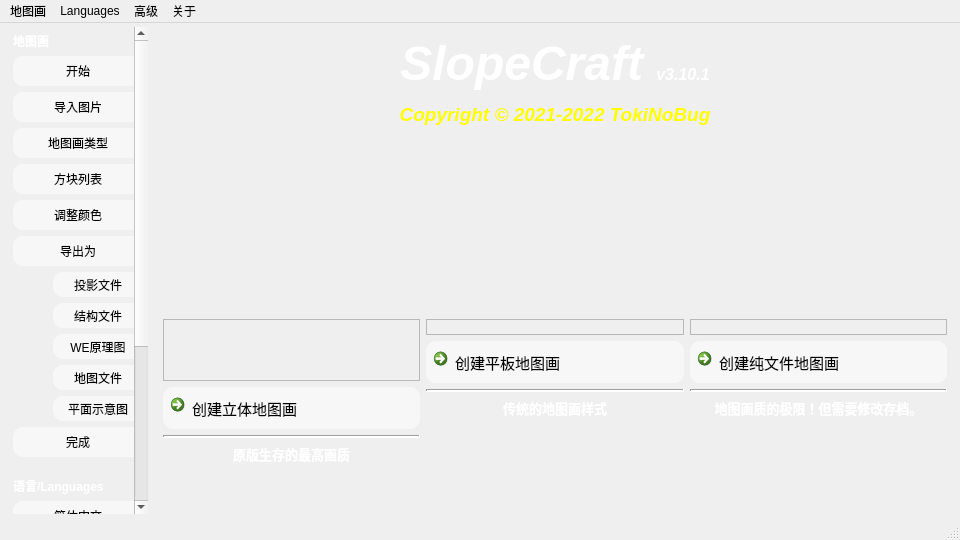
Before: the Qt Designer form SlopeCraftMain/mainwindow.ui in SlopeCraft/SlopeCraft, drawn with Qt 5.
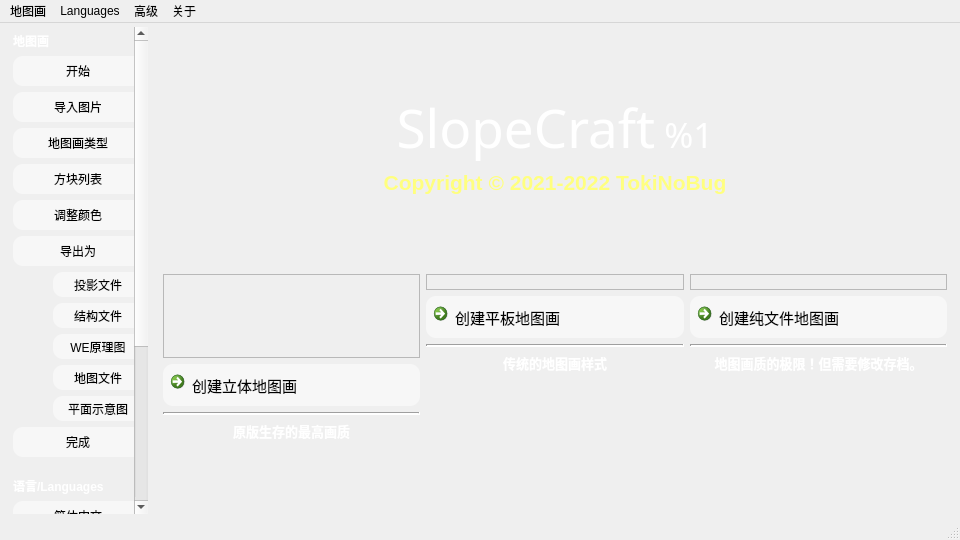
After: the same form once the commit is applied. Icons and pictures are not drawn.

Commit message: Setup SC version at runtime

What changed in the file:
```diff
--- a/SlopeCraftMain/mainwindow.ui
+++ b/SlopeCraftMain/mainwindow.ui
@@ -654,7 +654,59 @@
         <string notr="true"/>
        </property>
        <layout class="QGridLayout" name="gridLayout_9" columnstretch="1,0">
-        <item row="2" column="0" colspan="2">
+        <item row="0" column="0" colspan="2">
+         <layout class="QGridLayout" name="gridLayout_13">
+          <property name="topMargin">
+           <number>30</number>
+          </property>
+          <item row="1" column="0" colspan="2">
+           <widget class="QLabel" name="label_44">
+            <property name="sizePolicy">
+             <sizepolicy hsizetype="Preferred" vsizetype="Expanding">
+              <horstretch>0</horstretch>
+              <verstretch>0</verstretch>
+             </sizepolicy>
+            </property>
+            <property name="font">
+             <font>
+              <pointsize>20</pointsize>
+              <bold>false</bold>
+             </font>
+            </property>
+            <property name="text">
+             <string notr="true">&lt;html&gt;&lt;head/&gt;&lt;body&gt;&lt;p&gt;&lt;span style=&quot; font-size:16pt; font-weight:700; color:#ffff7f;&quot;&gt;Copyright © 2021-2022 TokiNoBug&lt;/span&gt;&lt;/p&gt;&lt;/body&gt;&lt;/html&gt;</string>
+            </property>
+            <property name="alignment">
+             <set>Qt::AlignHCenter|Qt::AlignTop</set>
+            </property>
+           </widget>
+          </item>
+          <item row="0" column="0" colspan="2">
+           <widget class="QLabel" name="label_show_version">
+            <property name="sizePolicy">
+             <sizepolicy hsizetype="Preferred" vsizetype="Expanding">
+              <horstretch>0</horstretch>
+              <verstretch>0</verstretch>
+             </sizepolicy>
+            </property>
+            <property name="font">
+             <font>
+              <family>MV Boli</family>
+              <pointsize>26</pointsize>
+              <bold>false</bold>
+             </font>
+            </property>
+            <property name="text">
+             <string notr="true">&lt;html&gt;&lt;head/&gt;&lt;body&gt;&lt;p&gt;&lt;span style=&quot; font-size:40pt; color:#ffffff;&quot;&gt;SlopeCraft&lt;/span&gt;&lt;span style=&quot; color:#ffffff;&quot;&gt; %1&lt;/span&gt;&lt;/p&gt;&lt;/body&gt;&lt;/html&gt;</string>
+            </property>
+            <property name="alignment">
+             <set>Qt::AlignBottom|Qt::AlignHCenter</set>
+            </property>
+           </widget>
+          </item>
+         </layout>
+        </item>
+        <item row="1" column="0" colspan="2">
          <layout class="QGridLayout" name="gridLayout_8" columnstretch="0,0,0">
           <property name="topMargin">
            <number>0</number>
@@ -943,38 +995,6 @@
           </item>
          </layout>
         </item>
-        <item row="0" column="0" colspan="2">
-         <widget class="QLabel" name="label_21">
-          <property name="contextMenuPolicy">
-           <enum>Qt::DefaultContextMenu</enum>
-          </property>
-          <property name="accessibleName">
-           <string notr="true"/>
-          </property>
-          <property name="accessibleDescription">
-           <string notr="true"/>
-          </property>
-          <property name="styleSheet">
-           <string notr="true">font: 9pt &quot;Tekton Pro&quot;;</string>
-          </property>
-          <property name="text">
-           <string notr="true">&lt;html&gt;&lt;head/&gt;&lt;body&gt;&lt;p align=&quot;center&quot;&gt;&lt;span style=&quot; font-size:36pt; font-weight:700; font-style:italic; color:#ffffff;&quot;&gt;SlopeCraft &lt;/span&gt;&lt;span style=&quot; font-size:12pt; font-weight:700; font-style:italic; color:#ffffff;&quot;&gt;v3.10.1&lt;/span&gt;&lt;/p&gt;&lt;p align=&quot;center&quot;&gt;&lt;span style=&quot; font-size:14pt; font-weight:700; font-style:italic; color:#ffff00;&quot;&gt;Copyright © 2021-2022 TokiNoBug&lt;/span&gt;&lt;/p&gt;&lt;/body&gt;&lt;/html&gt;</string>
-          </property>
-         </widget>
-        </item>
-        <item row="1" column="0">
-         <spacer name="verticalSpacer_5">
-          <property name="orientation">
-           <enum>Qt::Vertical</enum>
-          </property>
-          <property name="sizeHint" stdset="0">
-           <size>
-            <width>20</width>
-            <height>40</height>
-           </size>
-          </property>
-         </spacer>
-        </item>
        </layout>
       </widget>
       <widget class="QWidget" name="PageImPic">
```
Left out of the diff: 16 changed lines with no effect on the pictures. The commit also changes 1 other file.
